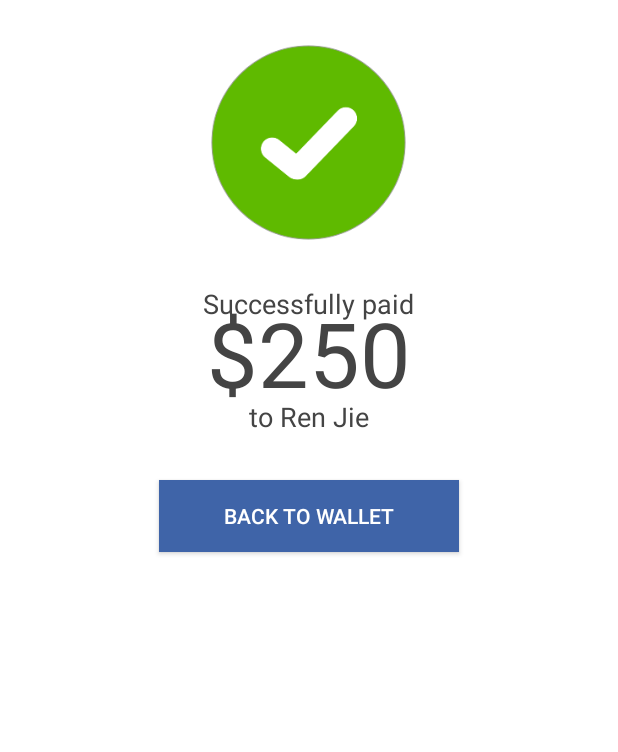
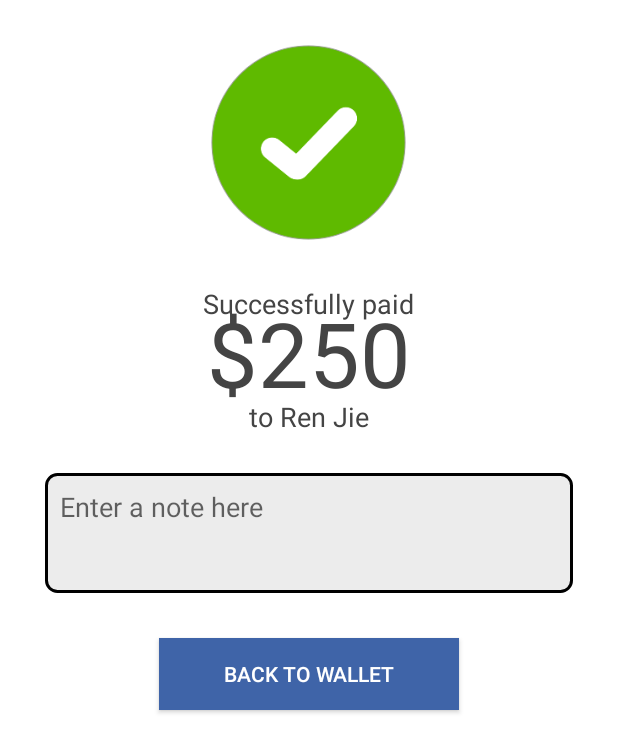
Before and after one commit to veniversum/motion-track-mobile-client, an Android app: the layout activity_payment_done.xml on its own in the app's theme, with its tools: preview values and no code run, on a phone screen of 412 x 824 dp. Shown: the top 752 px of the screen. Run offline under Robolectric (Android 15) with nearby library versions, the phone set to English and light mode, and no system bars.

Commit message:
added dummy note section

```diff
--- /dev/null
+++ b/app/src/main/res/drawable-hdpi/note_pmt.xml
@@ -0,0 +1,7 @@
+<?xml version="1.0" encoding="utf-8"?>
+<shape xmlns:android="http://schemas.android.com/apk/res/android">
+    <solid android:color="#ececec" />
+    <corners android:radius="7dp" />
+    <stroke android:color="#000000"
+            android:width="2dp" />
+</shape>
--- a/app/src/main/res/layout/activity_payment_done.xml
+++ b/app/src/main/res/layout/activity_payment_done.xml
@@ -32,11 +32,7 @@
             android:text="Successfully paid"
             android:textColor="#444444"
             android:textSize="18sp"
-            android:layout_centerHorizontal="true"
-
-
-
-            />
+            android:layout_centerHorizontal="true" />
 
         <TextView
             android:id="@+id/title_dollar"
@@ -66,17 +62,28 @@
 
     </RelativeLayout>
 
+    <EditText
+        android:id="@+id/note_txn"
+        android:layout_width="match_parent"
+        android:layout_height="80dp"
+        android:layout_marginLeft="30dp"
+        android:layout_marginRight="30dp"
+        android:layout_below="@id/content_status"
+        android:hint="Enter a note here"
+        android:gravity="top"
+        android:padding="10dp"
+        android:layout_marginTop="25dp"
+        android:background="@drawable/note_pmt"/>
 
     <Button
         android:id="@+id/button_back"
         style="?metaButtonBarButtonStyle"
         android:layout_width="200dp"
         android:layout_height="wrap_content"
-        android:layout_weight="1"
         android:text="BACK TO WALLET"
         android:textColor="#ffffff"
         android:layout_centerHorizontal="true"
-        android:layout_below="@id/content_status"
+        android:layout_below="@id/note_txn"
         android:layout_marginTop="30dp"
         android:background="#3f64a8"
         />
```
